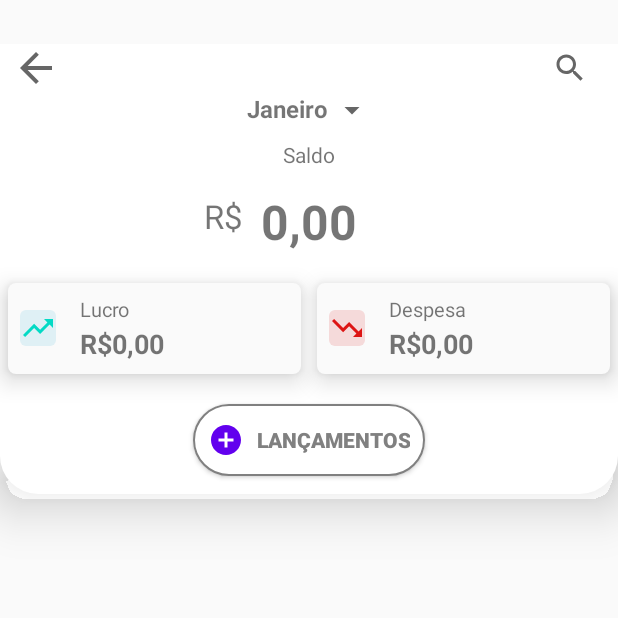
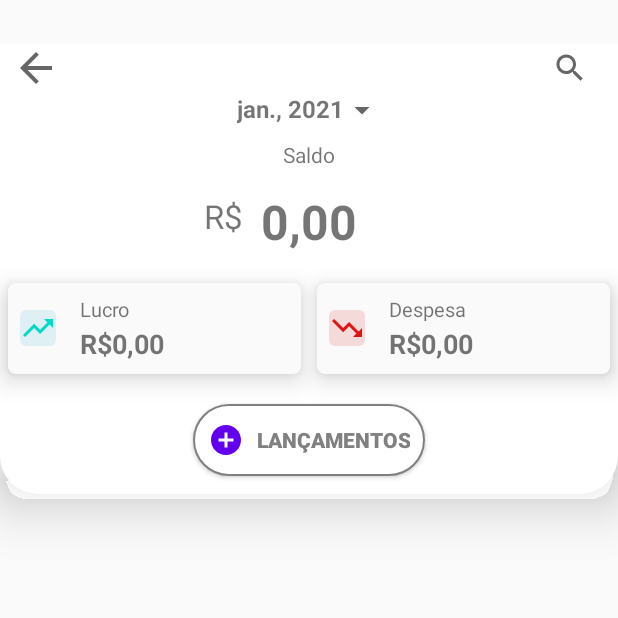
Before and after one commit to emersonfiwre/FinanceCasaDeDeus, an Android app: the TransactionFragment screen opened directly, with no data from a screen before it, on a phone screen of 412 x 824 dp, the top half of it. Run offline under Robolectric (Android 15) with nearby library versions, the light colour scheme and no system bars; our stand-ins replace Firebase (no records; nobody signed in at launch, a user with empty details on screens opened directly); libraries missing offline, so code that uses them is left out: io.grpc.okhttp; pictures from the network do not load.

Commit message:
Falta oegar a data e enviar para o repositorio como parametro, e setar na textView a data selecionada na dialog.

```diff
--- a/app/src/main/java/br/com/casadedeus/service/repository/TransactionRepository.kt
+++ b/app/src/main/java/br/com/casadedeus/service/repository/TransactionRepository.kt
@@ -20,18 +20,20 @@ class TransactionRepository(private val context: Context) {
     private val mSecurityPreferences = SecurityPreferences(context)
     val userKey = mSecurityPreferences.get(TransactionConstants.SHARED.USER_KEY)
 
-    fun getTransactions(listener: OnCallbackListener<List<TransactionModel>>) {
+    fun getTransactions(
+        startDateTime: Timestamp,
+        endDateTime: Timestamp,
+        listener: OnCallbackListener<List<TransactionModel>>
+    ) {
         val transactionModels: MutableList<TransactionModel> = arrayListOf()
         //mDatabase.collection("users/$userKey/expenditures/")
         /*val sdf = SimpleDateFormat("dd/M/yyyy hh:mm:ss")
         val currentDate = sdf.format(Date())*/
-        val dateS = SimpleDateFormat("dd-MM-yyyy").parse("01-01-2021")
-        val dateE = SimpleDateFormat("dd-MM-yyyy").parse("30-01-2021")
-        val startDate = Timestamp(dateS)
-        val endDate = Timestamp(dateE)
+
+
         mDatabase.collection("users/WqVSBEFTfLTRSPLNV52k/transactions/")
-            .whereGreaterThanOrEqualTo("day", startDate)
-            .whereLessThanOrEqualTo("day", endDate)
+            .whereGreaterThanOrEqualTo("day", startDateTime)
+            .whereLessThanOrEqualTo("day", endDateTime)
             //.whereGreaterThan("day", startDate)
             //.whereLessThan("day",startDate)//funcionou
             .orderBy("day", Query.Direction.DESCENDING)
--- a/app/src/main/java/br/com/casadedeus/service/utils/Utils.kt
+++ b/app/src/main/java/br/com/casadedeus/service/utils/Utils.kt
@@ -2,6 +2,7 @@ package br.com.casadedeus.service.utils
 
 import kotlinx.android.synthetic.main.dialog_single_input.view.*
 import java.text.NumberFormat
+import java.text.SimpleDateFormat
 import java.util.*
 
 class Utils {
@@ -29,5 +30,10 @@ class Utils {
             val ptBr = Locale("pt", "BR")
             return NumberFormat.getCurrencyInstance(ptBr).format(value).replace("R$","")
         }
+
+        fun getCurrentDate(): String {
+            val sdf = SimpleDateFormat("MMM, yyyy", Locale("pt", "BR"))
+            return sdf.format(Date())
+        }
     }
 }
--- a/app/src/main/java/br/com/casadedeus/view/TransactionFragment.kt
+++ b/app/src/main/java/br/com/casadedeus/view/TransactionFragment.kt
@@ -23,9 +23,11 @@ import br.com.casadedeus.service.utils.Utils
 import br.com.casadedeus.view.adapter.TransactionAdapter
 import br.com.casadedeus.viewmodel.TransactionViewModel
 import com.google.android.material.bottomsheet.BottomSheetDialog
+import io.grpc.okhttp.internal.Util
 import kotlinx.android.synthetic.main.dialog_single_input.view.*
 import kotlinx.android.synthetic.main.fragment_transaction.*
 import kotlinx.android.synthetic.main.fragment_transaction.view.*
+import java.text.SimpleDateFormat
 import java.util.*
 
 
@@ -38,6 +40,7 @@ class TransactionFragment : Fragment(), View.OnClickListener, DatePickerDialog.O
     private lateinit var mBottomDialog: BottomSheetDialog
     private lateinit var mDialogInflater: View
     private var mTransactionKey: String = ""
+    private val mDateFormat = SimpleDateFormat("MMM, yyyy", Locale("pt", "BR"))// mes por extenso
 
     /*does not work without inserting dependencies in the gradle
     dependencies{
@@ -80,6 +83,7 @@ class TransactionFragment : Fragment(), View.OnClickListener, DatePickerDialog.O
 
 
         //************
+        setupCurrentDate()
         setupRecycler()
         setupBottomDialog()
 
@@ -141,11 +145,15 @@ class TransactionFragment : Fragment(), View.OnClickListener, DatePickerDialog.O
         return mViewRoot
     }
 
+    private fun setupCurrentDate() {
+        mViewRoot.txt_current_date.text = Utils.getCurrentDate()
+    }
+
     //Carregar a lista com todos
     private fun loadTransactions() {
         rv_transaction.visibility = View.GONE
         pg_await_load.visibility = View.VISIBLE
-        mViewModel.load()
+        mViewModel.load(txt_current_date.text.toString())
     }
 
     override fun onResume() {
@@ -203,7 +211,7 @@ class TransactionFragment : Fragment(), View.OnClickListener, DatePickerDialog.O
     private fun setListeners() {
         mViewRoot.add_lancamento.setOnClickListener(this)
         mViewRoot.back_month.setOnClickListener(this)
-        mViewRoot.month.setOnClickListener(this)
+        mViewRoot.txt_current_date.setOnClickListener(this)
     }
 
     private fun observe() {
@@ -276,7 +284,7 @@ class TransactionFragment : Fragment(), View.OnClickListener, DatePickerDialog.O
             R.id.back_month -> {
                 activity?.onBackPressed()
             }
-            R.id.month -> {
+            R.id.txt_current_date -> {
                 val picker = MonthPickerDialog()
                 picker.listener = this
                 picker.show(activity!!.supportFragmentManager, "TAG")
@@ -291,6 +299,7 @@ class TransactionFragment : Fragment(), View.OnClickListener, DatePickerDialog.O
     }
 
     override fun onDateSet(p0: DatePicker?, p1: Int, p2: Int, p3: Int) {
+        //mViewRoot.txt_current_date.text = mDateFormat.format("01-")
         Toast.makeText(context, "$p2 / $p1", Toast.LENGTH_SHORT).show()
     }
 
--- a/app/src/main/java/br/com/casadedeus/viewmodel/TransactionViewModel.kt
+++ b/app/src/main/java/br/com/casadedeus/viewmodel/TransactionViewModel.kt
@@ -7,6 +7,8 @@ import br.com.casadedeus.service.listener.OnCallbackListener
 import br.com.casadedeus.service.listener.ValidationListener
 import br.com.casadedeus.service.repository.TransactionRepository
 import br.com.casadedeus.service.utils.Utils
+import com.google.firebase.Timestamp
+import java.text.SimpleDateFormat
 import java.util.*
 
 /*class ExpenditureViewModelFactory(
@@ -115,8 +117,29 @@ class TransactionViewModel(application: Application) : AndroidViewModel(applicat
         })
     }
 
-    fun load() {
-        mRepository.getTransactions(object : OnCallbackListener<List<TransactionModel>> {
+    fun load(currentDate: String) {
+        val mDateFormat =
+            SimpleDateFormat("MMM, d yyyy", Locale("pt", "BR"))// dia por extenso
+
+
+        //Lógica para pegar todos os dias do mês
+        val calendar = Calendar.getInstance()
+        calendar.set(Calendar.DAY_OF_MONTH, 1)
+        calendar.set(Calendar.MONTH, 0)
+        calendar.set(Calendar.YEAR, 2021)
+        val dateStart: Date = calendar.time
+
+        //end date
+        val monthMaxDays = calendar.getActualMaximum(Calendar.DAY_OF_MONTH)
+        calendar.set(Calendar.DAY_OF_MONTH, monthMaxDays)
+        val dateEnd: Date = calendar.time
+
+        val startDateTime = Timestamp(dateStart)
+        val endDateTime = Timestamp(dateEnd)
+        mRepository.getTransactions(
+            startDateTime,
+            endDateTime,
+            object : OnCallbackListener<List<TransactionModel>> {
                 override fun onSuccess(result: List<TransactionModel>) {
                     mTransactionList.value = result
                     mBalance.value =
@@ -133,4 +156,5 @@ class TransactionViewModel(application: Application) : AndroidViewModel(applicat
             })
     }
 
+
 }
--- a/app/src/main/res/layout/fragment_transaction.xml
+++ b/app/src/main/res/layout/fragment_transaction.xml
@@ -49,11 +49,11 @@
         </LinearLayout>
 
         <TextView
-            android:id="@+id/month"
+            android:id="@+id/txt_current_date"
             android:layout_width="wrap_content"
             android:layout_height="wrap_content"
             android:layout_gravity="center"
-            android:text="Janeiro "
+            android:text="Jan, 2021 "
             android:textAlignment="center"
             android:textSize="16sp"
             android:textStyle="bold"
```
Lines whose indentation alone changed are shown as unchanged.
